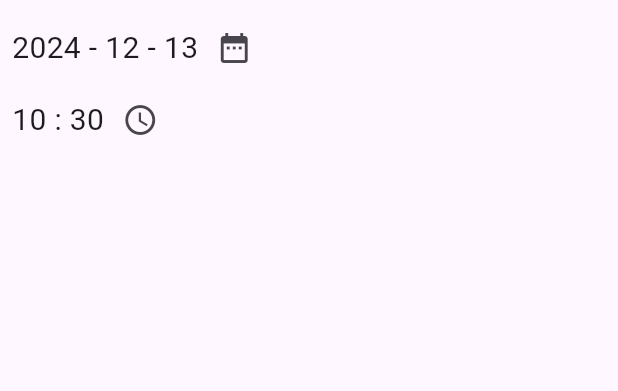
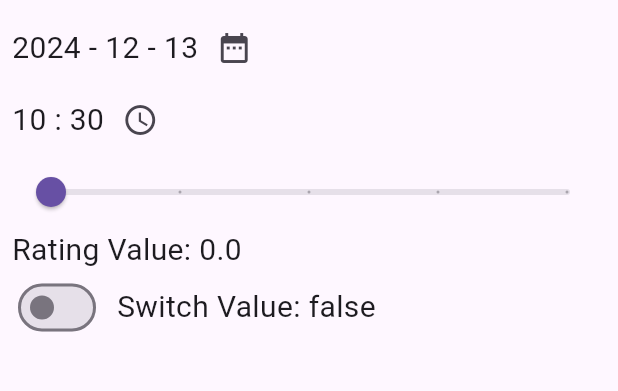
Before and after one commit to Frank1337/Flutter_Certificate, a Flutter app: the screen it shows after launch, on a phone screen of 412 x 824 dp, the part 84-475 px from its top. Run offline on Flutter 3.47's test engine with Material 3 defaults, Android fonts, the phone set to English and light mode, and no system bars; our stand-ins replace group_button, webview_flutter.

Commit message:
Added slider and switch widget

```diff
--- a/lesson_08_date_picker/lib/main.dart
+++ b/lesson_08_date_picker/lib/main.dart
@@ -14,8 +14,15 @@ class MyApp extends StatefulWidget {
 class _MyAppState extends State<MyApp> {
   DateTime date1 = DateTime.now();
   TimeOfDay time1 = TimeOfDay.now();
+  TimeOfDay? picked;
+  var rating = 0.0;
+  bool _switchValue = false;
 
-  TimeOfDay? picked;
+  void _onChanged(bool value) {
+    setState(() {
+      _switchValue = value;
+    });
+  }
 
   Future<Null> selectTime(BuildContext context) async {
     picked = await showTimePicker(context: context, initialTime: time1);
@@ -82,7 +89,45 @@ class _MyAppState extends State<MyApp> {
                         },
                         icon: const Icon(Icons.access_time))
                   ],
-                )
+                ),
+                Container(
+                  width: 300,
+                  child: Slider(
+                    value: rating,
+                    onChanged: (newRating) {
+                      setState(() => rating = newRating);
+                    },
+                    min: 0,
+                    max: 100,
+                    divisions: 4,
+                    label: '$rating',
+                  ),
+                ),
+                Row(
+                  children: [
+                    Text(
+                      'Rating Value: '
+                      '$rating',
+                      style: const TextStyle(fontSize: 20),
+                    ),
+                  ],
+                ),
+                Row(
+                  children: [
+                    Switch(
+                      value: _switchValue,
+                      onChanged: _onChanged,
+                    ),
+                    SizedBox(
+                      width: 10,
+                    ),
+                    Text(
+                      'Switch Value: '
+                      '$_switchValue',
+                      style: const TextStyle(fontSize: 20),
+                    ),
+                  ],
+                ),
               ],
             )),
       ),
```
